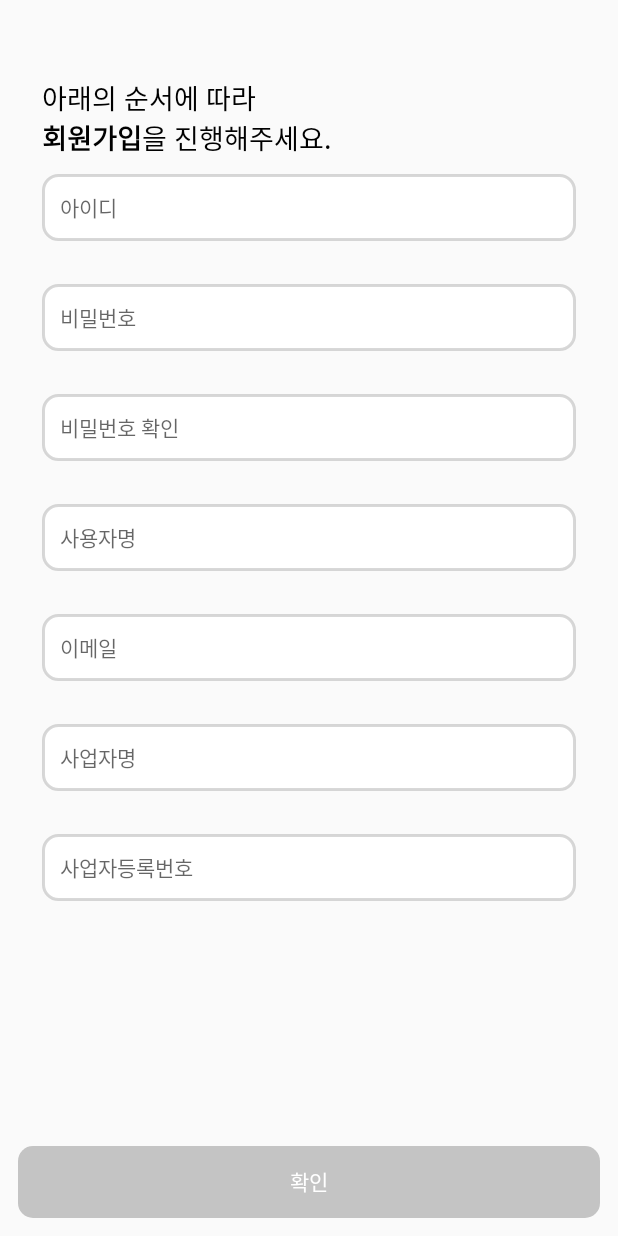
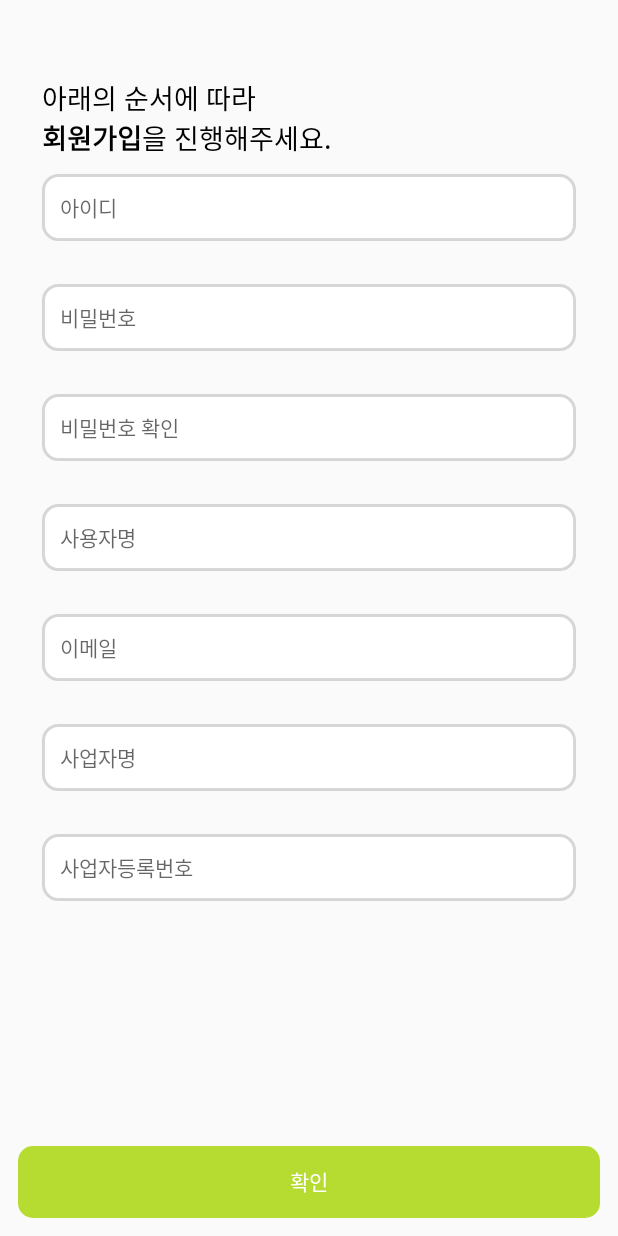
Before and after one commit to NaZe0320/InventationBlock, an Android app: the RegisterActivity screen opened directly, with no data from a screen before it, after a tap on "확인", on a phone screen of 412 x 824 dp. Run offline under Robolectric (Android 15) with nearby library versions, the phone set to English and light mode, and no system bars; our stand-ins replace data binding; network calls fail; 1 statement that could not run was skipped.

Commit message:
버튼 press 색상변경

```diff
--- a/app/src/main/res/color/button_background_color.xml
+++ b/app/src/main/res/color/button_background_color.xml
@@ -1,7 +1,7 @@
 <?xml version="1.0" encoding="utf-8"?>
 <selector xmlns:android="http://schemas.android.com/apk/res/android">
-    <item android:state_enabled="false" android:color="@color/disable_color"/>
-    <item android:state_pressed="true" android:color="@color/primary_color_variant"/>
+    <item android:state_enabled="false" android:color="@color/primary_color_80"/>
+    <item android:state_pressed="true" android:color="#CCD9FF4F"/>
     <item android:state_selected="true" android:color="@color/primary_color_variant" />
 
     <item android:color="@color/primary_color"/>
--- a/app/src/main/res/values/colors.xml
+++ b/app/src/main/res/values/colors.xml
@@ -9,6 +9,7 @@
     <color name="white">#FFFFFFFF</color>
 
     <color name="primary_color">#FFA6D500</color>
+    <color name="primary_color_80">#CCA6D500</color>
     <color name="primary_color_variant">#dbff4f</color>
     <color name="disable_color">#c4c4c4</color>
     <color name="background">#FFF5F5F5</color>
```
